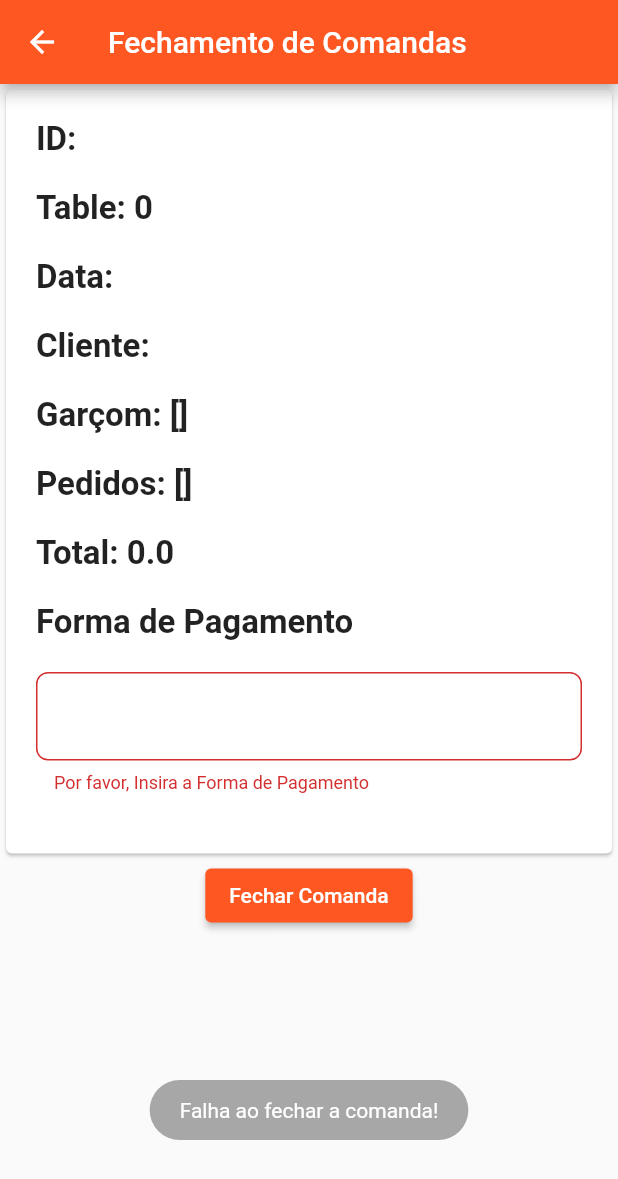
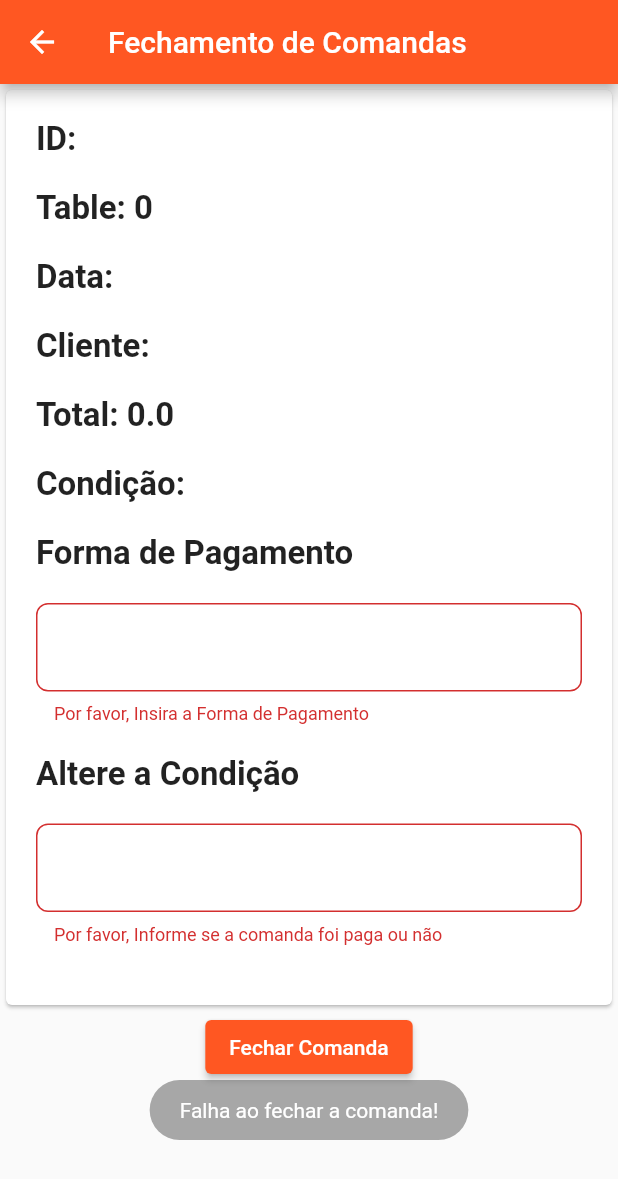
Before and after one commit to JoaoCarlosNogueira/ComandaDigital, a Flutter app: the CloseCommandScreen screen opened directly with empty values, after a tap on "Fechar Comanda", on a phone screen of 412 x 824 dp. Shown: the top 1179 px of the screen. Run offline on Flutter 3.47's test engine with Material 2 defaults, Android fonts, the light colour scheme and no system bars; our stand-ins replace cloud_firestore, firebase_auth, firebase_core, fluttertoast; missing offline and left inert: easy_mask; accounts and stored records are empty.

Commit message:
version 3

```diff
--- a/comanda_digital/lib/Model/units/request.dart
+++ b/comanda_digital/lib/Model/units/request.dart
@@ -4,9 +4,13 @@ class Request {
   String? id;
   late Item item;
   late int quantity;
-  late double subtotal;
+  double subtotal;
 
-  Request({required this.item, required this.quantity, required this.subtotal});
+  Request(
+      {this.id,
+      required this.item,
+      required this.quantity,
+      required this.subtotal});
 
   Request.fromMap(Map<String, dynamic> map)
       : item = map['itemid'],
--- a/comanda_digital/lib/Screens/closecCommandScreen.dart
+++ b/comanda_digital/lib/Screens/closecCommandScreen.dart
@@ -107,7 +107,7 @@ class _CloseCommandScreen extends State<CloseCommandScreen> {
                         height: 20,
                       ),
                       Text(
-                        "Garçom: ${widget.command.employee}",
+                        "Total: ${widget.command.total}",
                         style: const TextStyle(
                           fontSize: 22,
                           fontWeight: FontWeight.bold,
@@ -117,17 +117,7 @@ class _CloseCommandScreen extends State<CloseCommandScreen> {
                         height: 20,
                       ),
                       Text(
-                        "Pedidos: ${widget.command.requests}",
-                        style: const TextStyle(
-                          fontSize: 22,
-                          fontWeight: FontWeight.bold,
-                        ),
-                      ),
-                      const SizedBox(
-                        height: 20,
-                      ),
-                      Text(
-                        "Total: ${widget.command.total}",
+                        "Condição: ${widget.command.condition}",
                         style: const TextStyle(
                           fontSize: 22,
                           fontWeight: FontWeight.bold,
@@ -165,6 +155,34 @@ class _CloseCommandScreen extends State<CloseCommandScreen> {
                       const SizedBox(
                         height: 20,
                       ),
+                      const Text(
+                        'Altere a Condição',
+                        style: TextStyle(
+                          fontSize: 22,
+                          fontWeight: FontWeight.bold,
+                        ),
+                      ),
+                      const SizedBox(
+                        height: 20,
+                      ),
+                      TextFormField(
+                        keyboardType: TextInputType.name,
+                        validator: (value) {
+                          if (value == null || value.isEmpty) {
+                            return 'Por favor, Informe se a comanda foi paga ou não';
+                          }
+                          return null;
+                        },
+                        decoration: InputDecoration(
+                          border: OutlineInputBorder(
+                            borderRadius: BorderRadius.circular(8.0),
+                          ),
+                        ),
+                        onSaved: (value) => widget.command.condition = value!,
+                      ),
+                      const SizedBox(
+                        height: 20,
+                      )
                     ],
                     crossAxisAlignment: CrossAxisAlignment.start,
                   ),
@@ -173,6 +191,7 @@ class _CloseCommandScreen extends State<CloseCommandScreen> {
               Center(
                 child: ElevatedButton(
                   onPressed: () async {
+                    formKey.currentState!.save();
                     RestaurantCommand command = RestaurantCommand(
                       id: widget.command.id,
                       table: widget.command.table,
@@ -209,8 +228,8 @@ class _CloseCommandScreen extends State<CloseCommandScreen> {
                       }
                       RestaurantCommandService commandService =
                           RestaurantCommandService();
-                      formKey.currentState!.save();
-                      commandService.updateRestaurantCommand(command);
+
+                      commandService.updateRestaurantCommand(widget.command);
                       Navigator.of(context).pop();
                       Fluttertoast.showToast(
                         msg: "Comanda fechada com sucesso!",
@@ -218,14 +237,14 @@ class _CloseCommandScreen extends State<CloseCommandScreen> {
                         gravity: ToastGravity.BOTTOM,
                         backgroundColor: const Color(0x55111100),
                       );
+                    } else {
+                      Fluttertoast.showToast(
+                        msg: "Falha ao fechar a comanda!",
+                        toastLength: Toast.LENGTH_SHORT,
+                        gravity: ToastGravity.BOTTOM,
+                        backgroundColor: const Color(0x55000000),
+                      );
                     }
-
-                    Fluttertoast.showToast(
-                      msg: "Falha ao fechar a comanda!",
-                      toastLength: Toast.LENGTH_SHORT,
-                      gravity: ToastGravity.BOTTOM,
-                      backgroundColor: const Color(0x55000000),
-                    );
                   },
                   child: const Text("Fechar Comanda"),
                 ),
--- a/comanda_digital/lib/home/home_screen.dart
+++ b/comanda_digital/lib/home/home_screen.dart
@@ -1,7 +1,6 @@
 import 'package:comanda_digital/Screens/RequestAddScreen.dart';
 import 'package:comanda_digital/Screens/dashboard/dashboard_screen.dart';
-import 'package:comanda_digital/Screens/first_page.dart';
-import 'package:comanda_digital/Screens/second_page.dart';
+
 import 'package:flutter/material.dart';
 
 class HomeScreen extends StatefulWidget {
@@ -17,7 +16,6 @@ class _HomeScreenState extends State<HomeScreen> {
 
   @override
   void initState() {
-    pageList.add(const FirstPage());
     pageList.add(DashboardScreen());
     // pageList.add(SecondPage());
     super.initState();
@@ -40,7 +38,7 @@ class _HomeScreenState extends State<HomeScreen> {
           BottomNavigationBarItem(icon: Icon(Icons.home), label: "Inicio"),
           BottomNavigationBarItem(
               icon: Icon(Icons.list_alt), label: "Categorias"),
-          BottomNavigationBarItem(icon: Icon(Icons.menu), label: "Menu"),
+          // BottomNavigationBarItem(icon: Icon(Icons.menu), label: "Menu"),
         ],
       ),
     );
```
Also changed, not shown: comanda_digital/lib/RestaurantCommandListScreen.dart (+30 -3 lines), comanda_digital/lib/Screens/RequestAddScreen.dart (+100 -168 lines), comanda_digital/lib/Screens/RestaurantCommandAddScreen.dart (+5 -4 lines), comanda_digital/lib/Screens/adicionarPedido.dart (deleted, +0 -148 lines), comanda_digital/lib/Screens/cancelComandaScreen.dart (+5 -30 lines).
